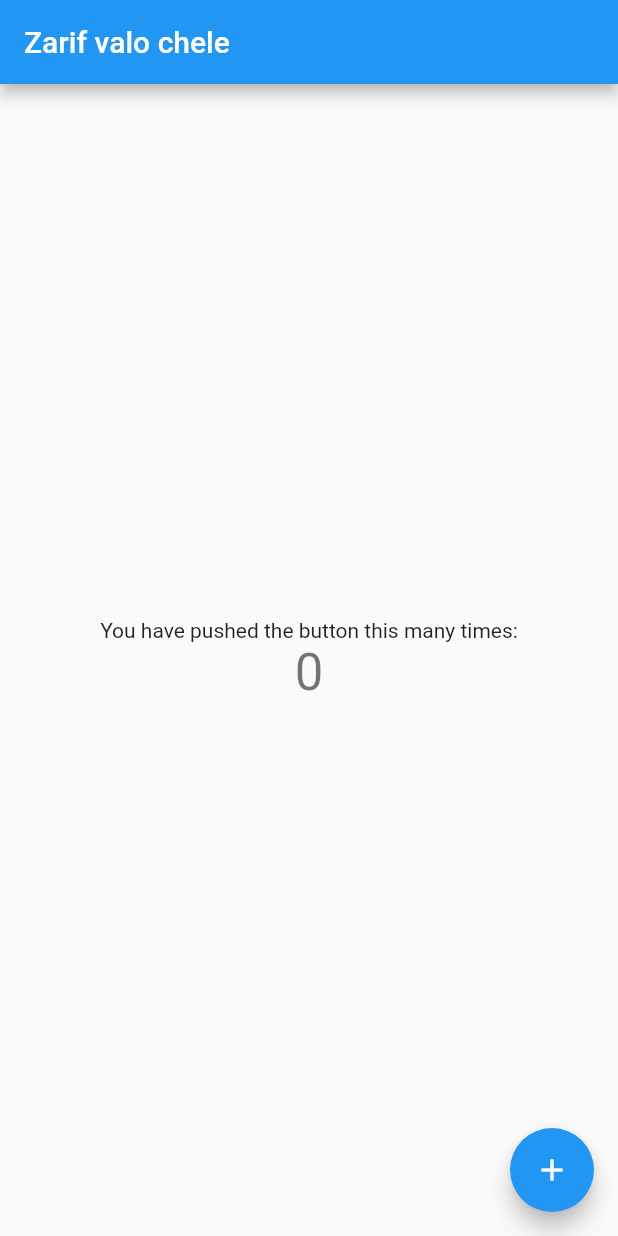
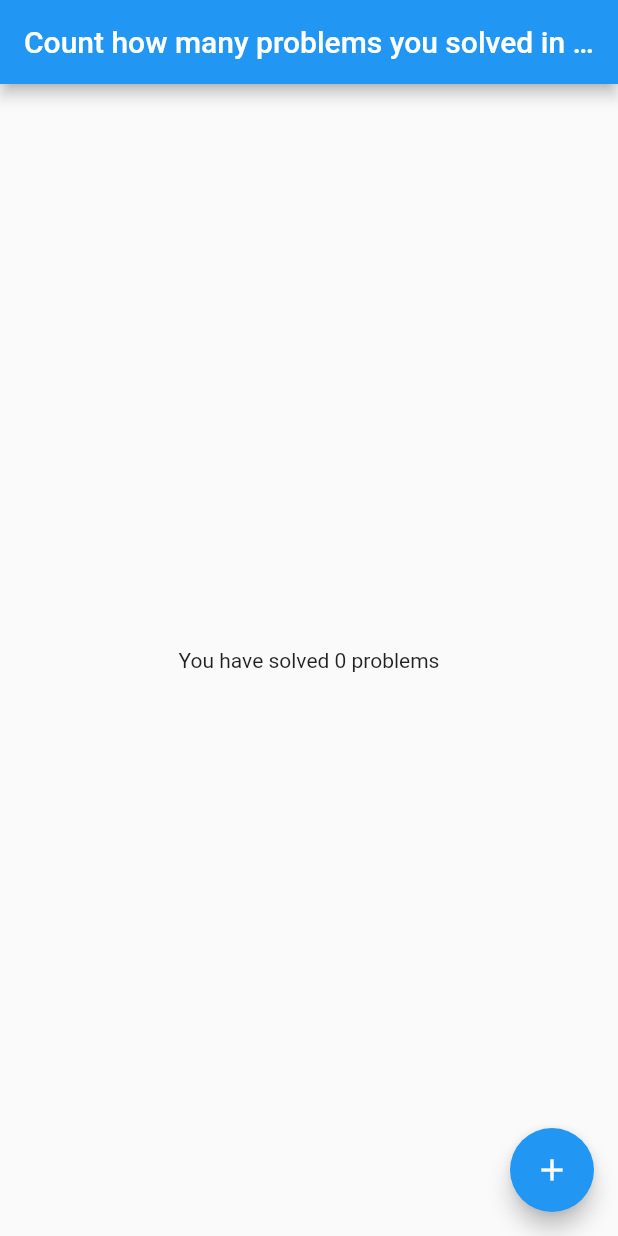
Before and after one commit to cuet-dev-corpse/calculator, a Flutter app: the screen it shows after launch, on a phone screen of 412 x 824 dp. Run offline on Flutter 3.47's test engine with Material 2 defaults, Android fonts, the phone set to English and light mode, and no system bars.

Commit message:
simplified the code

```diff
--- a/lib/main.dart
+++ b/lib/main.dart
@@ -7,40 +7,19 @@ void main() {
 class MyApp extends StatelessWidget {
   const MyApp({super.key});
 
-  // This widget is the root of your application.
   @override
   Widget build(BuildContext context) {
-    return MaterialApp(
+    return const MaterialApp(
       title: 'Flutter Demo',
-      theme: ThemeData(
-        // This is the theme of your application.
-        //
-        // Try running your application with "flutter run". You'll see the
-        // application has a blue toolbar. Then, without quitting the app, try
-        // changing the primarySwatch below to Colors.green and then invoke
-        // "hot reload" (press "r" in the console where you ran "flutter run",
-        // or simply save your changes to "hot reload" in a Flutter IDE).
-        // Notice that the counter didn't reset back to zero; the application
-        // is not restarted.
-        primarySwatch: Colors.blue,
+      home: MyHomePage(
+        title: 'Count how many problems you solved in CF',
       ),
-      home: const MyHomePage(title: 'Zarif valo chele'),
     );
   }
 }
 
 class MyHomePage extends StatefulWidget {
   const MyHomePage({super.key, required this.title});
-
-  // This widget is the home page of your application. It is stateful, meaning
-  // that it has a State object (defined below) that contains fields that affect
-  // how it looks.
-
-  // This class is the configuration for the state. It holds the values (in this
-  // case the title) provided by the parent (in this case the App widget) and
-  // used by the build method of the State. Fields in a Widget subclass are
-  // always marked "final".
-
   final String title;
 
   @override
@@ -52,64 +31,21 @@ class _MyHomePageState extends State<MyHomePage> {
 
   void _incrementCounter() {
     setState(() {
-      // This call to setState tells the Flutter framework that something has
-      // changed in this State, which causes it to rerun the build method below
-      // so that the display can reflect the updated values. If we changed
-      // _counter without calling setState(), then the build method would not be
-      // called again, and so nothing would appear to happen.
       _counter++;
     });
   }
 
   @override
   Widget build(BuildContext context) {
-    // This method is rerun every time setState is called, for instance as done
-    // by the _incrementCounter method above.
-    //
-    // The Flutter framework has been optimized to make rerunning build methods
-    // fast, so that you can just rebuild anything that needs updating rather
-    // than having to individually change instances of widgets.
     return Scaffold(
-      appBar: AppBar(
-        // Here we take the value from the MyHomePage object that was created by
-        // the App.build method, and use it to set our appbar title.
-        title: Text(widget.title),
-      ),
+      appBar: AppBar(title: Text(widget.title)),
       body: Center(
-        // Center is a layout widget. It takes a single child and positions it
-        // in the middle of the parent.
-        child: Column(
-          // Column is also a layout widget. It takes a list of children and
-          // arranges them vertically. By default, it sizes itself to fit its
-          // children horizontally, and tries to be as tall as its parent.
-          //
-          // Invoke "debug painting" (press "p" in the console, choose the
-          // "Toggle Debug Paint" action from the Flutter Inspector in Android
-          // Studio, or the "Toggle Debug Paint" command in Visual Studio Code)
-          // to see the wireframe for each widget.
-          //
-          // Column has various properties to control how it sizes itself and
-          // how it positions its children. Here we use mainAxisAlignment to
-          // center the children vertically; the main axis here is the vertical
-          // axis because Columns are vertical (the cross axis would be
-          // horizontal).
-          mainAxisAlignment: MainAxisAlignment.center,
-          children: <Widget>[
-            const Text(
-              'You have pushed the button this many times:',
-            ),
-            Text(
-              '$_counter',
-              style: Theme.of(context).textTheme.headlineMedium,
-            ),
-          ],
-        ),
+        child: Text('You have solved $_counter problems'),
       ),
       floatingActionButton: FloatingActionButton(
         onPressed: _incrementCounter,
-        tooltip: 'Increment',
         child: const Icon(Icons.add),
-      ), // This trailing comma makes auto-formatting nicer for build methods.
+      ),
     );
   }
 }
```
